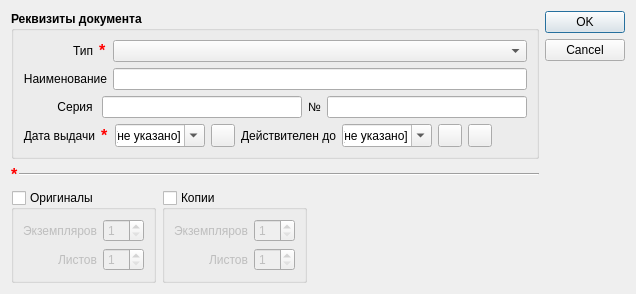
Above: DocmanagerWidgets/Dialogs/dialog_docdetails.ui from Eveler/cpp_libs before the change. Below: the same form after it.
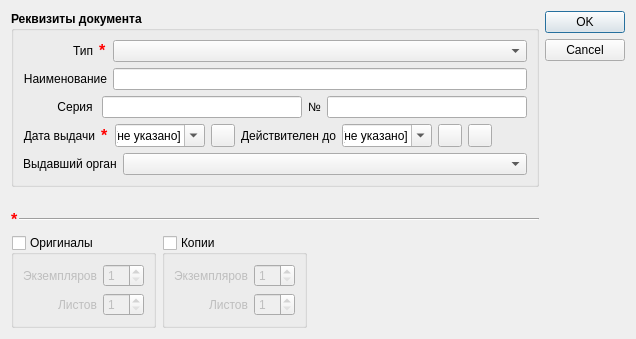
That is the form after the change. Icons and pictures are not drawn.

```diff
--- a/DocmanagerWidgets/Dialogs/dialog_docdetails.ui
+++ b/DocmanagerWidgets/Dialogs/dialog_docdetails.ui
@@ -7,7 +7,7 @@
     <x>0</x>
     <y>0</y>
     <width>636</width>
-    <height>267</height>
+    <height>339</height>
    </rect>
   </property>
   <property name="maximumSize">
@@ -365,6 +365,53 @@
            </layout>
           </widget>
          </item>
+         <item row="4" column="0" colspan="3">
+          <widget class="QWidget" name="widget_5" native="true">
+           <layout class="QHBoxLayout" name="horizontalLayout_5">
+            <property name="leftMargin">
+             <number>0</number>
+            </property>
+            <property name="topMargin">
+             <number>0</number>
+            </property>
+            <property name="rightMargin">
+             <number>0</number>
+            </property>
+            <property name="bottomMargin">
+             <number>0</number>
+            </property>
+            <item>
+             <widget class="QLabel" name="label_14">
+              <property name="sizePolicy">
+               <sizepolicy hsizetype="Fixed" vsizetype="Preferred">
+                <horstretch>0</horstretch>
+                <verstretch>0</verstretch>
+               </sizepolicy>
+              </property>
+              <property name="font">
+               <font>
+                <weight>50</weight>
+                <bold>false</bold>
+               </font>
+              </property>
+              <property name="text">
+               <string>Выдавший орган</string>
+              </property>
+             </widget>
+            </item>
+            <item>
+             <widget class="QComboBox" name="cBox_Docagency">
+              <property name="font">
+               <font>
+                <weight>50</weight>
+                <bold>false</bold>
+               </font>
+              </property>
+             </widget>
+            </item>
+           </layout>
+          </widget>
+         </item>
         </layout>
        </widget>
       </item>
```
Left out of the diff: 104 changed lines with no effect on the pictures.
